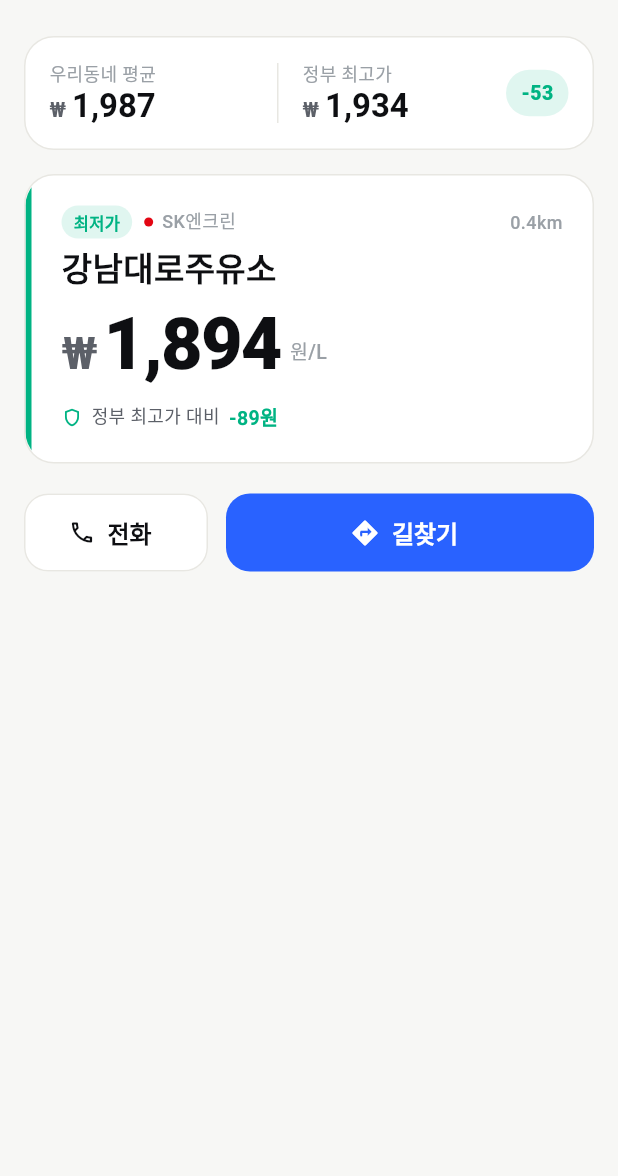
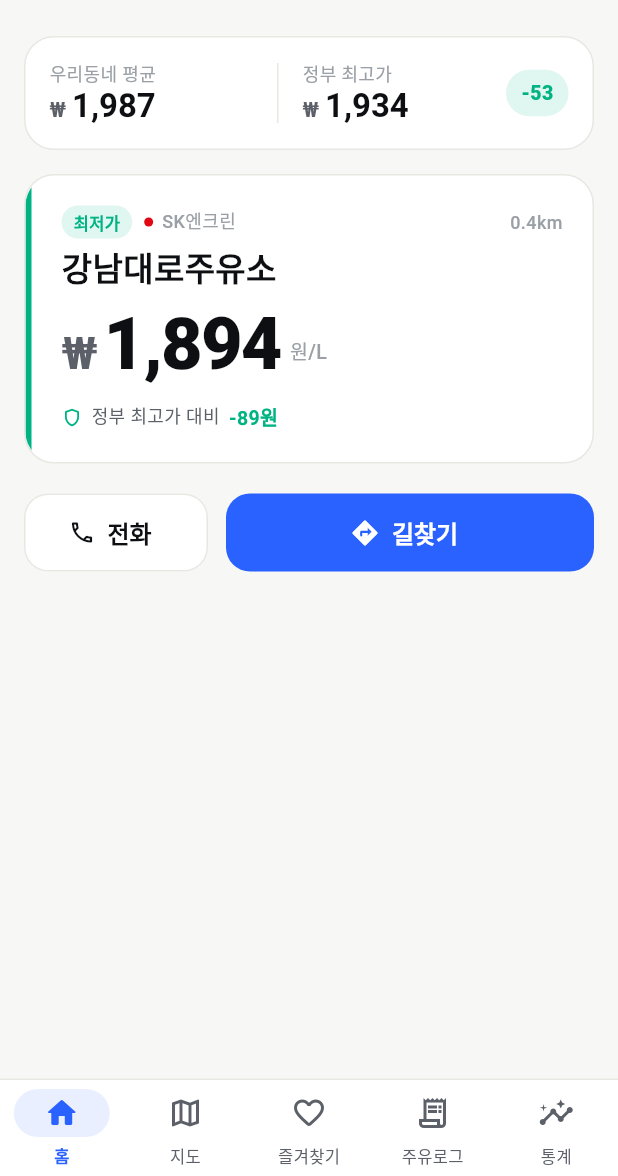
Before and after one commit to secgyu/fuelkeeper, a Flutter app: the screen it shows after launch, on a phone screen of 412 x 824 dp, the part 60-1236 px from its top. Run offline on Flutter 3.47's test engine with Material 3 defaults, Android fonts, the phone set to English and light mode, and no system bars; our stand-ins replace flutter_riverpod, go_router; Roboto replaces fonts that are missing (Pretendard).

Commit message:
feat: add go_router shell with 5-tab bottom navigation
- StatefulShellRoute.indexedStack preserves per-tab state
- MainShell renders custom-themed NavigationBar (Home / Map / Favorites / Logs / Stats)
- Placeholder pages for Map, Favorites, Logs, Stats
- main.dart switched to MaterialApp.router

```diff
--- /dev/null
+++ b/lib/app/router/app_router.dart
@@ -0,0 +1,76 @@
+import 'package:go_router/go_router.dart';
+
+import 'package:fuelkeeper/features/favorites/presentation/pages/favorites_page.dart';
+import 'package:fuelkeeper/features/home/presentation/pages/home_page.dart';
+import 'package:fuelkeeper/features/logs/presentation/pages/logs_page.dart';
+import 'package:fuelkeeper/features/map/presentation/pages/map_page.dart';
+import 'package:fuelkeeper/features/shell/presentation/main_shell.dart';
+import 'package:fuelkeeper/features/stats/presentation/pages/stats_page.dart';
+
+class AppRoutes {
+  AppRoutes._();
+
+  static const home = '/home';
+  static const map = '/map';
+  static const favorites = '/favorites';
+  static const logs = '/logs';
+  static const stats = '/stats';
+}
+
+final GoRouter appRouter = GoRouter(
+  initialLocation: AppRoutes.home,
+  routes: [
+    StatefulShellRoute.indexedStack(
+      builder: (context, state, navigationShell) {
+        return MainShell(navigationShell: navigationShell);
+      },
+      branches: [
+        StatefulShellBranch(
+          routes: [
+            GoRoute(
+              path: AppRoutes.home,
+              pageBuilder: (context, state) =>
+                  const NoTransitionPage(child: HomePage()),
+            ),
+          ],
+        ),
+        StatefulShellBranch(
+          routes: [
+            GoRoute(
+              path: AppRoutes.map,
+              pageBuilder: (context, state) =>
+                  const NoTransitionPage(child: MapPage()),
+            ),
+          ],
+        ),
+        StatefulShellBranch(
+          routes: [
+            GoRoute(
+              path: AppRoutes.favorites,
+              pageBuilder: (context, state) =>
+                  const NoTransitionPage(child: FavoritesPage()),
+            ),
+          ],
+        ),
+        StatefulShellBranch(
+          routes: [
+            GoRoute(
+              path: AppRoutes.logs,
+              pageBuilder: (context, state) =>
+                  const NoTransitionPage(child: LogsPage()),
+            ),
+          ],
+        ),
+        StatefulShellBranch(
+          routes: [
+            GoRoute(
+              path: AppRoutes.stats,
+              pageBuilder: (context, state) =>
+                  const NoTransitionPage(child: StatsPage()),
+            ),
+          ],
+        ),
+      ],
+    ),
+  ],
+);
--- /dev/null
+++ b/lib/features/favorites/presentation/pages/favorites_page.dart
@@ -0,0 +1,15 @@
+import 'package:flutter/material.dart';
+import 'package:fuelkeeper/features/shell/presentation/widgets/placeholder_page.dart';
+
+class FavoritesPage extends StatelessWidget {
+  const FavoritesPage({super.key});
+
+  @override
+  Widget build(BuildContext context) {
+    return const PlaceholderPage(
+      title: '즐겨찾기',
+      icon: Icons.favorite_outline_rounded,
+      description: '자주 가는 주유소를 저장하고 가격 알림을 받아보세요.',
+    );
+  }
+}
--- /dev/null
+++ b/lib/features/logs/presentation/pages/logs_page.dart
@@ -0,0 +1,15 @@
+import 'package:flutter/material.dart';
+import 'package:fuelkeeper/features/shell/presentation/widgets/placeholder_page.dart';
+
+class LogsPage extends StatelessWidget {
+  const LogsPage({super.key});
+
+  @override
+  Widget build(BuildContext context) {
+    return const PlaceholderPage(
+      title: '주유로그',
+      icon: Icons.receipt_long_outlined,
+      description: '주유 기록을 남기고 연비를 자동으로 계산해드려요.',
+    );
+  }
+}
--- /dev/null
+++ b/lib/features/map/presentation/pages/map_page.dart
@@ -0,0 +1,15 @@
+import 'package:flutter/material.dart';
+import 'package:fuelkeeper/features/shell/presentation/widgets/placeholder_page.dart';
+
+class MapPage extends StatelessWidget {
+  const MapPage({super.key});
+
+  @override
+  Widget build(BuildContext context) {
+    return const PlaceholderPage(
+      title: '지도',
+      icon: Icons.map_outlined,
+      description: '주변 주유소를 지도로 한눈에 확인해보세요.',
+    );
+  }
+}
--- /dev/null
+++ b/lib/features/shell/presentation/main_shell.dart
@@ -0,0 +1,108 @@
+import 'package:flutter/material.dart';
+import 'package:fuelkeeper/app/theme/app_colors.dart';
+import 'package:go_router/go_router.dart';
+
+class MainShell extends StatelessWidget {
+  const MainShell({super.key, required this.navigationShell});
+
+  final StatefulNavigationShell navigationShell;
+
+  static const _items = <_NavItem>[
+    _NavItem(
+      label: '홈',
+      icon: Icons.home_outlined,
+      activeIcon: Icons.home_rounded,
+    ),
+    _NavItem(
+      label: '지도',
+      icon: Icons.map_outlined,
+      activeIcon: Icons.map_rounded,
+    ),
+    _NavItem(
+      label: '즐겨찾기',
+      icon: Icons.favorite_outline_rounded,
+      activeIcon: Icons.favorite_rounded,
+    ),
+    _NavItem(
+      label: '주유로그',
+      icon: Icons.receipt_long_outlined,
+      activeIcon: Icons.receipt_long_rounded,
+    ),
+    _NavItem(
+      label: '통계',
+      icon: Icons.insights_outlined,
+      activeIcon: Icons.insights_rounded,
+    ),
+  ];
+
+  void _onTap(int index) {
+    navigationShell.goBranch(
+      index,
+      initialLocation: index == navigationShell.currentIndex,
+    );
+  }
+
+  @override
+  Widget build(BuildContext context) {
+    return Scaffold(
+      body: navigationShell,
+      bottomNavigationBar: Container(
+        decoration: const BoxDecoration(
+          color: AppColors.bgSurface,
+          border: Border(top: BorderSide(color: AppColors.borderHair)),
+        ),
+        child: SafeArea(
+          top: false,
+          child: NavigationBarTheme(
+            data: NavigationBarThemeData(
+              backgroundColor: AppColors.bgSurface,
+              indicatorColor: AppColors.primary.withValues(alpha: 0.10),
+              surfaceTintColor: Colors.transparent,
+              labelTextStyle: WidgetStateProperty.resolveWith((states) {
+                final selected = states.contains(WidgetState.selected);
+                return TextStyle(
+                  fontSize: 11,
+                  fontWeight: selected ? FontWeight.w700 : FontWeight.w500,
+                  color: selected ? AppColors.primary : AppColors.textSecondary,
+                );
+              }),
+              iconTheme: WidgetStateProperty.resolveWith((states) {
+                final selected = states.contains(WidgetState.selected);
+                return IconThemeData(
+                  size: 24,
+                  color: selected ? AppColors.primary : AppColors.textSecondary,
+                );
+              }),
+            ),
+            child: NavigationBar(
+              height: 64,
+              selectedIndex: navigationShell.currentIndex,
+              onDestinationSelected: _onTap,
+              labelBehavior: NavigationDestinationLabelBehavior.alwaysShow,
+              destinations: [
+                for (final item in _items)
+                  NavigationDestination(
+                    icon: Icon(item.icon),
+                    selectedIcon: Icon(item.activeIcon),
+                    label: item.label,
+                  ),
+              ],
+            ),
+          ),
+        ),
+      ),
+    );
+  }
+}
+
+class _NavItem {
+  const _NavItem({
+    required this.label,
+    required this.icon,
+    required this.activeIcon,
+  });
+
+  final String label;
+  final IconData icon;
+  final IconData activeIcon;
+}
--- /dev/null
+++ b/lib/features/stats/presentation/pages/stats_page.dart
@@ -0,0 +1,15 @@
+import 'package:flutter/material.dart';
+import 'package:fuelkeeper/features/shell/presentation/widgets/placeholder_page.dart';
+
+class StatsPage extends StatelessWidget {
+  const StatsPage({super.key});
+
+  @override
+  Widget build(BuildContext context) {
+    return const PlaceholderPage(
+      title: '통계',
+      icon: Icons.insights_outlined,
+      description: '월별 주유 비용과 연비 트렌드를 시각화해드려요.',
+    );
+  }
+}
--- a/lib/main.dart
+++ b/lib/main.dart
@@ -1,7 +1,7 @@
 import 'package:flutter/material.dart';
 import 'package:flutter_riverpod/flutter_riverpod.dart';
+import 'package:fuelkeeper/app/router/app_router.dart';
 import 'package:fuelkeeper/app/theme/app_theme.dart';
-import 'package:fuelkeeper/features/home/presentation/pages/home_page.dart';
 
 void main() {
   runApp(const ProviderScope(child: FuelKeeperApp()));
@@ -12,11 +12,11 @@ class FuelKeeperApp extends StatelessWidget {
 
   @override
   Widget build(BuildContext context) {
-    return MaterialApp(
+    return MaterialApp.router(
       title: 'FuelKeeper',
       debugShowCheckedModeBanner: false,
       theme: AppTheme.light(),
-      home: const HomePage(),
+      routerConfig: appRouter,
     );
   }
 }
--- a/pubspec.yaml
+++ b/pubspec.yaml
@@ -11,6 +11,7 @@ dependencies:
     sdk: flutter
   cupertino_icons: ^1.0.8
   flutter_riverpod: ^3.3.1
+  go_router: ^17.2.2
 
 dev_dependencies:
   flutter_test:
```
Also changed, not shown: lib/features/shell/presentation/widgets/placeholder_page.dart (added, +72 -0 lines), pubspec.lock.
